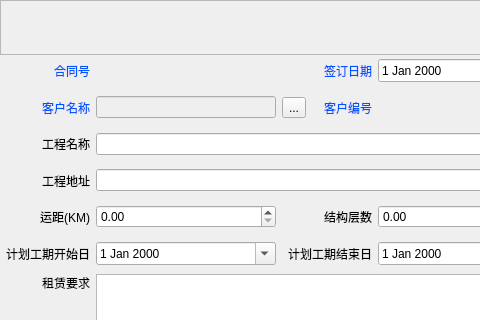
This is CarRentalManagement/ui/dialog/contract/contracteditdialog.ui in longcp/CarRentalManagement as Qt 5 draws it before an edit; both pictures show x 0 to 480 and y 0 to 320 of the 1076 by 694 pixel window. The edited form follows.
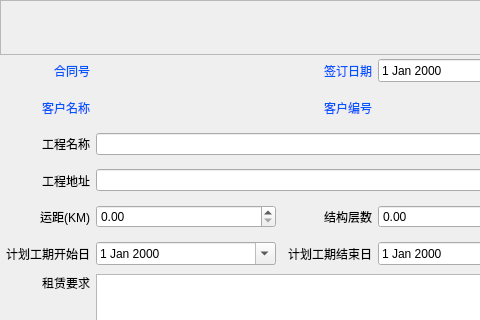
This is the edited form.

Commit message: 合同界面：双击->单击，合同编辑界面，打开时即设置客户名与编号，取消原来的点击选择客户操作

The edit to the form file:
```diff
--- a/CarRentalManagement/ui/dialog/contract/contracteditdialog.ui
+++ b/CarRentalManagement/ui/dialog/contract/contracteditdialog.ui
@@ -251,10 +251,7 @@
              </widget>
             </item>
             <item>
-             <widget class="QLineEdit" name="clientNameLE">
-              <property name="enabled">
-               <bool>false</bool>
-              </property>
+             <widget class="QLabel" name="clientNameLable">
               <property name="minimumSize">
                <size>
                 <width>180</width>
@@ -267,12 +264,8 @@
                 <height>16777215</height>
                </size>
               </property>
-             </widget>
-            </item>
-            <item>
-             <widget class="QToolButton" name="chooseClientBtn">
               <property name="text">
-               <string>...</string>
+               <string/>
               </property>
              </widget>
             </item>
```
The commit also changes 4 other files.
